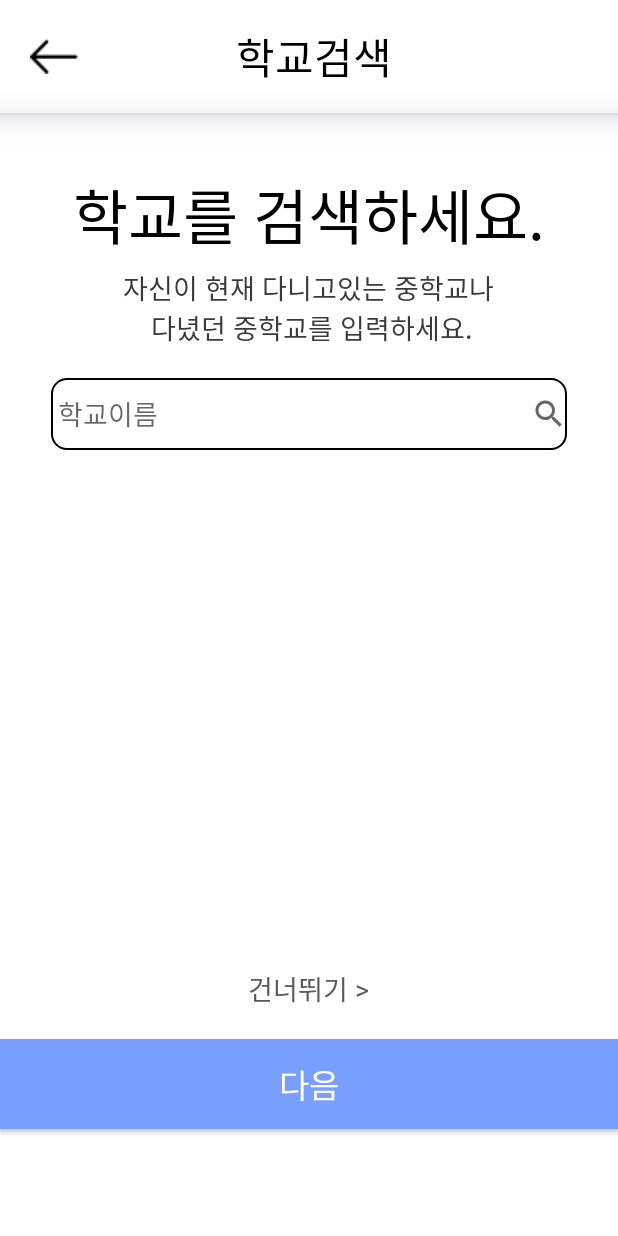
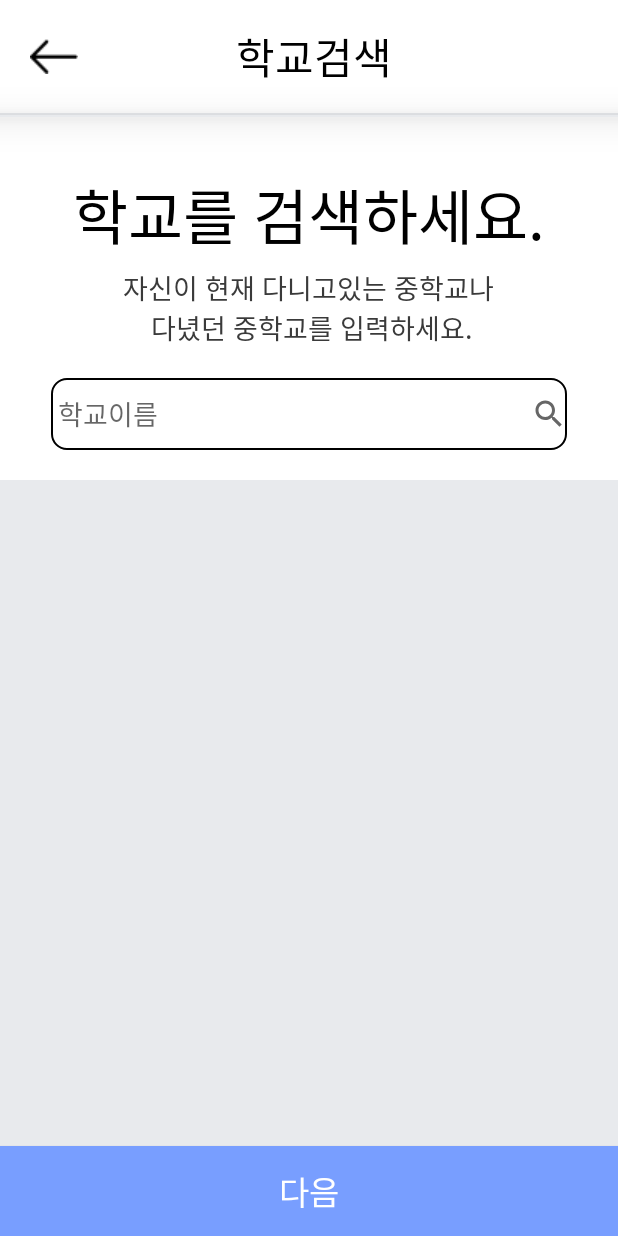
Before and after one commit to MO-LA/Mola_Android, an Android app: the SchoolSearchActivity screen opened directly, with no data from a screen before it, on a phone screen of 412 x 824 dp. Run offline under Robolectric (Android 15) with nearby library versions, the phone set to English and light mode, and no system bars; 2 statements that could not run were skipped.

Commit message:
FIX: SchoolSearch Xml

```diff
--- a/app/src/main/res/layout/activity_school_search.xml
+++ b/app/src/main/res/layout/activity_school_search.xml
@@ -80,32 +80,27 @@
             android:fontFamily="@font/nexon_lv1_gothic_bold"
             android:hint=" 학교이름" />
 
-
     </LinearLayout>
 
-    <androidx.recyclerview.widget.RecyclerView
+    <LinearLayout
         android:layout_width="match_parent"
-        android:layout_height="322.5dp"
-        android:layout_marginTop="15dp" />
+        android:layout_height="0dp"
+        android:layout_weight="1"
+        android:layout_marginTop="20dp"
+        android:orientation="vertical"
+        android:background="#E8EAED">
 
-    <TextView
-        android:id="@+id/text_skip"
-        android:layout_width="wrap_content"
-        android:layout_height="wrap_content"
-        android:layout_gravity="center"
-        android:layout_marginTop="7dp"
-        android:layout_marginBottom="10dp"
-        android:fontFamily="@font/nexon_lv1_gothic"
-        android:text="건너뛰기 >"
-        android:textColor="#5A5A5A"
-        android:textSize="18dp" />
+        <androidx.recyclerview.widget.RecyclerView
+            android:id="@+id/rv_main"
+            android:layout_width="match_parent"
+            android:layout_height="match_parent" />
+    </LinearLayout>
 
     <Button
         android:id="@+id/btn_next"
         android:layout_width="match_parent"
         android:layout_height="60dp"
         android:layout_gravity="bottom"
-        android:layout_marginTop="10dp"
         android:background="@drawable/btn_next_color"
         android:fontFamily="@font/nexon_lv1_gothic_bold"
         android:text="다음"
```
